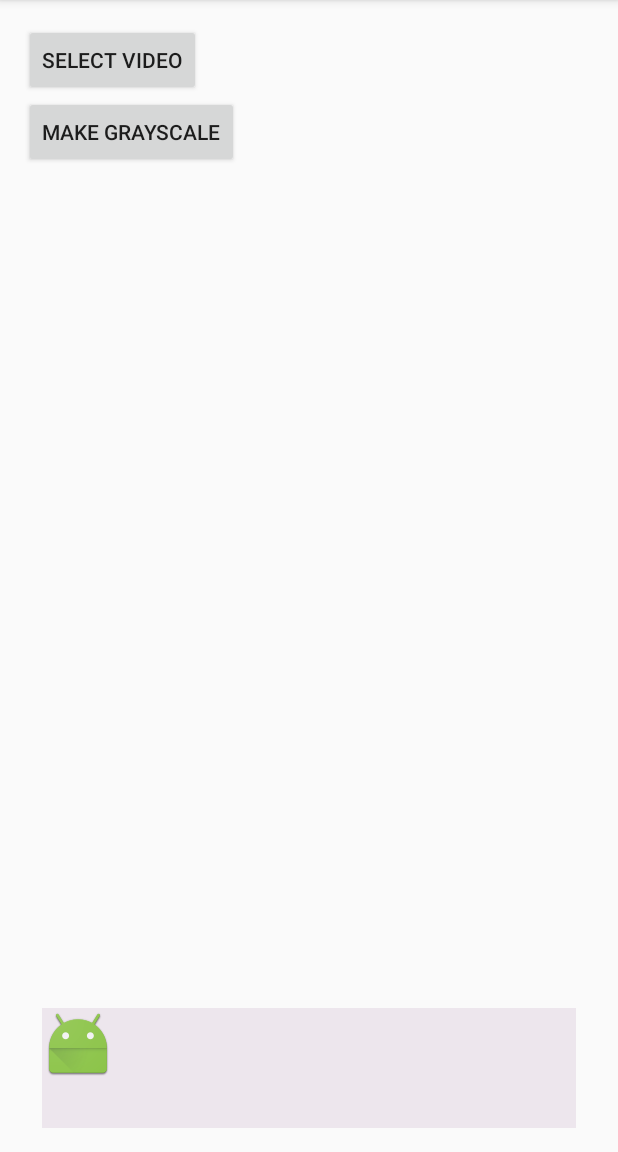
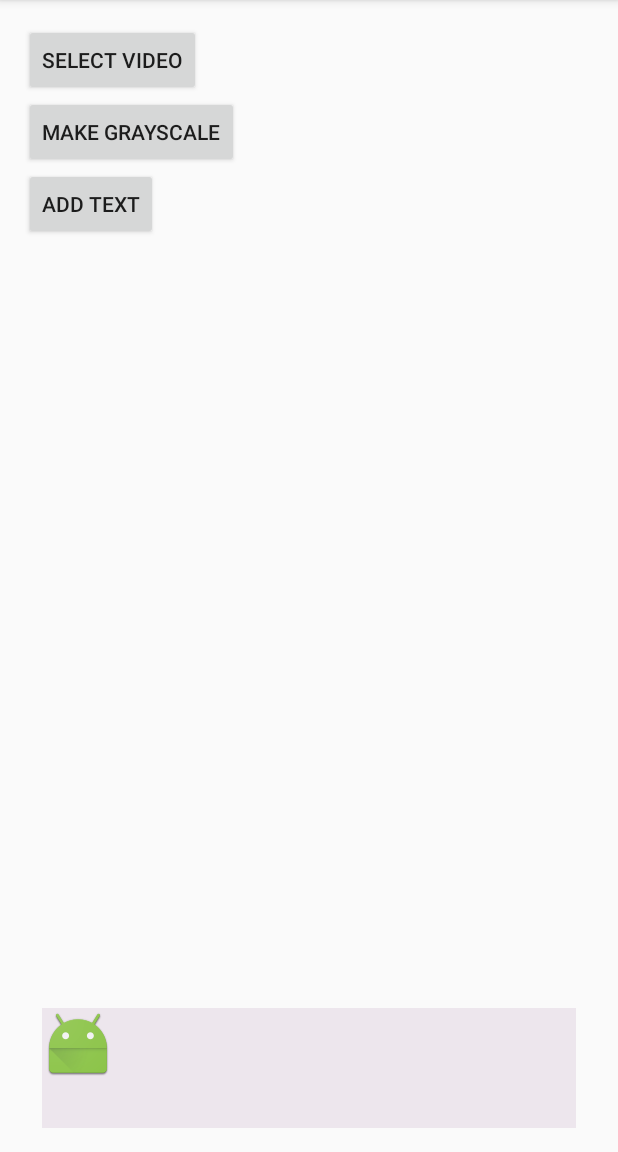
Before and after one commit to picsart-aram/VideoEditor, an Android app: the screen it shows after launch (MainActivity), on a phone screen of 412 x 824 dp, the part 84-1236 px from its top. Run offline under Robolectric (Android 15) with nearby library versions, the phone set to English and light mode, and no system bars; libraries missing offline, so code that uses them is left out: android.test.

Commit message:
Merge branch 'master' of /Users/intern/Downloads/VideoEditor with conflicts.

```diff
--- a/app/src/main/res/layout/activity_main.xml
+++ b/app/src/main/res/layout/activity_main.xml
@@ -27,6 +27,12 @@
             android:layout_height="wrap_content"
             android:layout_below="@+id/select_video"
             android:text="Make GrayScale" />
+        <Button
+            android:id="@+id/add_text"
+            android:layout_width="wrap_content"
+            android:layout_height="wrap_content"
+            android:layout_below="@+id/select_video"
+            android:text="Add Text" />
     </LinearLayout>
 
     <FrameLayout
```
Also changed, not shown: app/src/main/java/videoeditor/picsart/com/videoeditor/MainActivity.java (+14 -0 lines), app/src/main/java/videoeditor/picsart/com/videoeditor/text_art/SimpleTextArt.java (added, +29 -0 lines), app/src/main/java/videoeditor/picsart/com/videoeditor/text_art/TextArtObject.java (added, +10 -0 lines), 1 other file.
